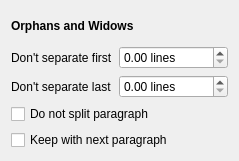
Old version of the form scribus/ui/propertywidget_orphansbase.ui in the repository nitramr/scribus-indigo.
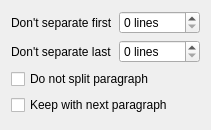
New version of the form. Custom widgets are drawn as their Qt base class.

What changed in the file:
```diff
--- a/scribus/ui/propertywidget_orphansbase.ui
+++ b/scribus/ui/propertywidget_orphansbase.ui
@@ -6,48 +6,15 @@
    <rect>
     <x>0</x>
     <y>0</y>
-    <width>239</width>
-    <height>161</height>
+    <width>211</width>
+    <height>130</height>
    </rect>
   </property>
   <property name="windowTitle">
    <string notr="true">Form</string>
   </property>
-  <property name="frameShape">
-   <enum>QFrame::NoFrame</enum>
-  </property>
-  <property name="lineWidth">
-   <number>0</number>
-  </property>
   <layout class="QGridLayout" name="gridLayout" columnstretch="0,1">
-   <item row="2" column="1">
-    <widget class="ScrSpinBox" name="keepLinesEnd">
-     <property name="suffix">
-      <string> lines</string>
-     </property>
-     <property name="maximum">
-      <double>10.000000000000000</double>
-     </property>
-    </widget>
-   </item>
-   <item row="1" column="1">
-    <widget class="ScrSpinBox" name="keepLinesStart">
-     <property name="suffix">
-      <string> lines</string>
-     </property>
-     <property name="maximum">
-      <double>10.000000000000000</double>
-     </property>
-    </widget>
-   </item>
-   <item row="2" column="0">
-    <widget class="QLabel" name="keepLabelEnd">
-     <property name="text">
-      <string>Don't separate last</string>
-     </property>
-    </widget>
-   </item>
-   <item row="1" column="0">
+   <item row="0" column="0">
     <widget class="QLabel" name="keepLabelStart">
      <property name="toolTip">
       <string>Ensure that first lines of a paragraph won't end up separated from the rest (known as widow/orphan control)</string>
@@ -57,40 +24,54 @@
      </property>
     </widget>
    </item>
-   <item row="3" column="0" colspan="2">
+   <item row="0" column="1">
+    <widget class="ScrSpinBox" name="keepLinesStart">
+     <property name="suffix">
+      <string> lines</string>
+     </property>
+     <property name="maximum">
+      <number>10</number>
+     </property>
+    </widget>
+   </item>
+   <item row="1" column="0">
+    <widget class="QLabel" name="keepLabelEnd">
+     <property name="text">
+      <string>Don't separate last</string>
+     </property>
+    </widget>
+   </item>
+   <item row="1" column="1">
+    <widget class="ScrSpinBox" name="keepLinesEnd">
+     <property name="suffix">
+      <string> lines</string>
+     </property>
+     <property name="maximum">
+      <number>10</number>
+     </property>
+    </widget>
+   </item>
+   <item row="2" column="0" colspan="2">
     <widget class="QCheckBox" name="keepTogether">
      <property name="text">
       <string>Do not split paragraph</string>
      </property>
     </widget>
    </item>
-   <item row="4" column="0" colspan="2">
+   <item row="3" column="0" colspan="2">
     <widget class="QCheckBox" name="keepWithNext">
      <property name="text">
       <string>Keep with next paragraph</string>
      </property>
     </widget>
    </item>
-   <item row="0" column="0" colspan="2">
-    <widget class="QLabel" name="lblTitle">
-     <property name="font">
-      <font>
-       <weight>75</weight>
-       <bold>true</bold>
-      </font>
-     </property>
-     <property name="text">
-      <string>Orphans and Widows</string>
-     </property>
-    </widget>
-   </item>
   </layout>
  </widget>
  <customwidgets>
   <customwidget>
    <class>ScrSpinBox</class>
-   <extends>QDoubleSpinBox</extends>
-   <header>ui/scrspinbox.h</header>
+   <extends>QSpinBox</extends>
+   <header location="global">ui/scrspinbox.h</header>
   </customwidget>
  </customwidgets>
  <resources/>
```
